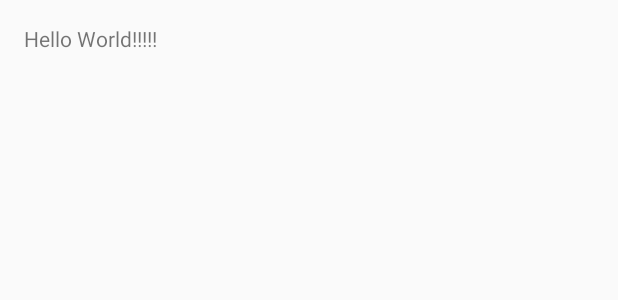
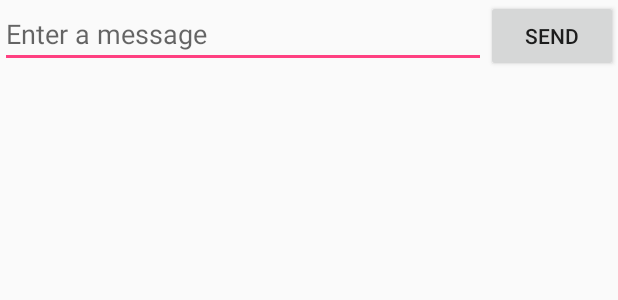
Before and after one commit to ashu4msjs/MyFirstApp, an Android app: the layout activity_main.xml on its own in the app's theme, with its tools: preview values and no code run, on a phone screen of 412 x 824 dp. Shown: the top 300 px of the screen. Run offline under Robolectric (Android 15) with nearby library versions, the phone set to English and light mode, and no system bars.

Commit message:
first demo app complete

```diff
--- a/app/src/main/AndroidManifest.xml
+++ b/app/src/main/AndroidManifest.xml
@@ -15,6 +15,7 @@
                 <category android:name="android.intent.category.LAUNCHER" />
             </intent-filter>
         </activity>
+        <activity android:name=".DisplayMessageActivity"></activity>
     </application>
 
 </manifest>
--- a/app/src/main/res/layout/activity_main.xml
+++ b/app/src/main/res/layout/activity_main.xml
@@ -1,17 +1,18 @@
 <?xml version="1.0" encoding="utf-8"?>
-<RelativeLayout xmlns:android="http://schemas.android.com/apk/res/android"
+<LinearLayout
+    xmlns:android="http://schemas.android.com/apk/res/android"
     xmlns:tools="http://schemas.android.com/tools"
-    android:id="@+id/activity_main"
     android:layout_width="match_parent"
     android:layout_height="match_parent"
-    android:paddingBottom="@dimen/activity_vertical_margin"
-    android:paddingLeft="@dimen/activity_horizontal_margin"
-    android:paddingRight="@dimen/activity_horizontal_margin"
-    android:paddingTop="@dimen/activity_vertical_margin"
-    tools:context="com.example.singha1.myfirstapp.MainActivity">
-
-    <TextView
+    android:orientation="horizontal">
+    <EditText android:id="@+id/edit_message"
+        android:layout_weight="1"
+        android:layout_width="0dp"
+        android:layout_height="wrap_content"
+        android:hint="@string/edit_message" />
+    <Button
         android:layout_width="wrap_content"
         android:layout_height="wrap_content"
-        android:text="Hello World!!!!!" />
-</RelativeLayout>
+        android:text="@string/button_send"
+        android:onClick="sendMessage"/>
+</LinearLayout>
--- a/app/src/main/res/values/strings.xml
+++ b/app/src/main/res/values/strings.xml
@@ -1,3 +1,5 @@
 <resources>
     <string name="app_name">My First App</string>
+    <string name="edit_message">Enter a message</string>
+    <string name="button_send">Send</string>
 </resources>
```
Also changed, not shown: app/src/main/java/com/example/singha1/myfirstapp/DisplayMessageActivity.java (added, +25 -0 lines), app/src/main/java/com/example/singha1/myfirstapp/MainActivity.java (+12 -0 lines), app/src/main/res/layout/activity_display_message.xml (added, +13 -0 lines).
